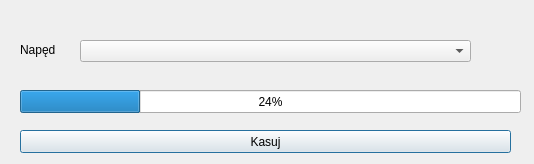
Above: Easy_Music_Burner/erasediscdialog.ui from wp2/EasyMusicBurner before the change. Below: the same form after it.
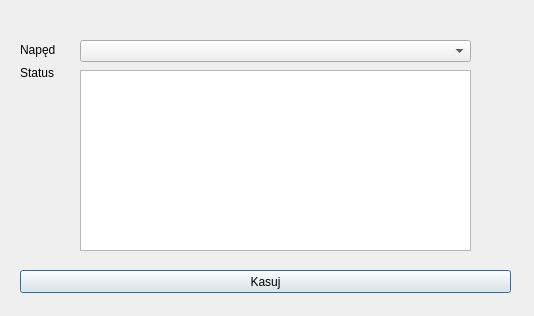
That is the form after the change.

Patch:
```diff
--- a/Easy_Music_Burner/erasediscdialog.ui
+++ b/Easy_Music_Burner/erasediscdialog.ui
@@ -7,7 +7,7 @@
     <x>0</x>
     <y>0</y>
     <width>534</width>
-    <height>164</height>
+    <height>316</height>
    </rect>
   </property>
   <property name="windowTitle">
@@ -36,24 +36,11 @@
     <string>Napęd</string>
    </property>
   </widget>
-  <widget class="QProgressBar" name="EraseStatus">
-   <property name="geometry">
-    <rect>
-     <x>20</x>
-     <y>90</y>
-     <width>501</width>
-     <height>23</height>
-    </rect>
-   </property>
-   <property name="value">
-    <number>24</number>
-   </property>
-  </widget>
   <widget class="QPushButton" name="Erase">
    <property name="geometry">
     <rect>
      <x>20</x>
-     <y>130</y>
+     <y>270</y>
      <width>491</width>
      <height>23</height>
     </rect>
@@ -62,6 +49,29 @@
     <string>Kasuj</string>
    </property>
   </widget>
+  <widget class="QPlainTextEdit" name="plainTextEdit">
+   <property name="geometry">
+    <rect>
+     <x>80</x>
+     <y>70</y>
+     <width>391</width>
+     <height>181</height>
+    </rect>
+   </property>
+  </widget>
+  <widget class="QLabel" name="label">
+   <property name="geometry">
+    <rect>
+     <x>20</x>
+     <y>63</y>
+     <width>47</width>
+     <height>20</height>
+    </rect>
+   </property>
+   <property name="text">
+    <string>Status</string>
+   </property>
+  </widget>
  </widget>
  <resources/>
  <connections/>
```
Left out of the diff: 2 changed lines with no effect on the pictures.
